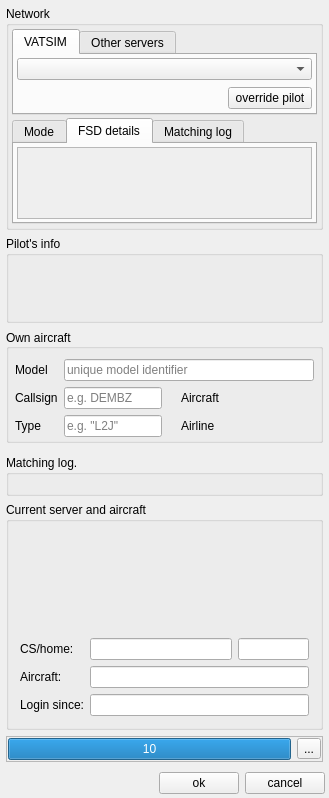
Qt form src/blackgui/components/logincomponent.ui (swift-project/pilotclient) before a commit.
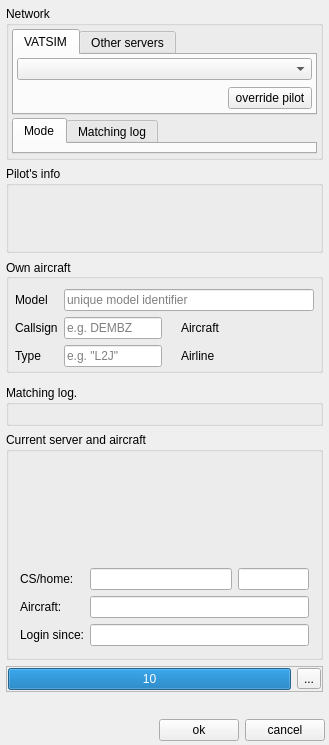
The same form after that commit. The open tabs and pages were chosen to show the change. Icons and pictures are not drawn. Custom widgets are drawn as their Qt base class.

The edit to the form file:
```diff
--- a/src/blackgui/components/logincomponent.ui
+++ b/src/blackgui/components/logincomponent.ui
@@ -258,59 +258,6 @@
              </item>
             </layout>
            </widget>
-           <widget class="QWidget" name="tb_FsdDetails">
-            <attribute name="title">
-             <string>FSD details</string>
-            </attribute>
-            <layout class="QVBoxLayout" name="vl_FsdDetails">
-             <property name="leftMargin">
-              <number>3</number>
-             </property>
-             <property name="topMargin">
-              <number>3</number>
-             </property>
-             <property name="rightMargin">
-              <number>3</number>
-             </property>
-             <property name="bottomMargin">
-              <number>3</number>
-             </property>
-             <item>
-              <widget class="QScrollArea" name="sa_FsdDetails">
-               <property name="widgetResizable">
-                <bool>true</bool>
-               </property>
-               <widget class="QWidget" name="qw_FsdDetails">
-                <property name="geometry">
-                 <rect>
-                  <x>0</x>
-                  <y>0</y>
-                  <width>293</width>
-                  <height>55</height>
-                 </rect>
-                </property>
-                <layout class="QVBoxLayout" name="vl_ScrollAreaFsdDetails">
-                 <property name="leftMargin">
-                  <number>2</number>
-                 </property>
-                 <property name="topMargin">
-                  <number>2</number>
-                 </property>
-                 <property name="rightMargin">
-                  <number>2</number>
-                 </property>
-                 <property name="bottomMargin">
-                  <number>2</number>
-                 </property>
-                 <item alignment="Qt::AlignLeft">
-                  <widget class="BlackGui::Editors::CFsdSetupForm" name="form_FsdDetails"/>
-                 </item>
-                </layout>
-               </widget>
-              </widget>
-             </item>
-            </layout>
-           </widget>
            <widget class="QWidget" name="tb_MatchingLog">
             <attribute name="title">
              <string>Matching log</string>
```
Left out of the diff: 1 changed line with no effect on the pictures.
